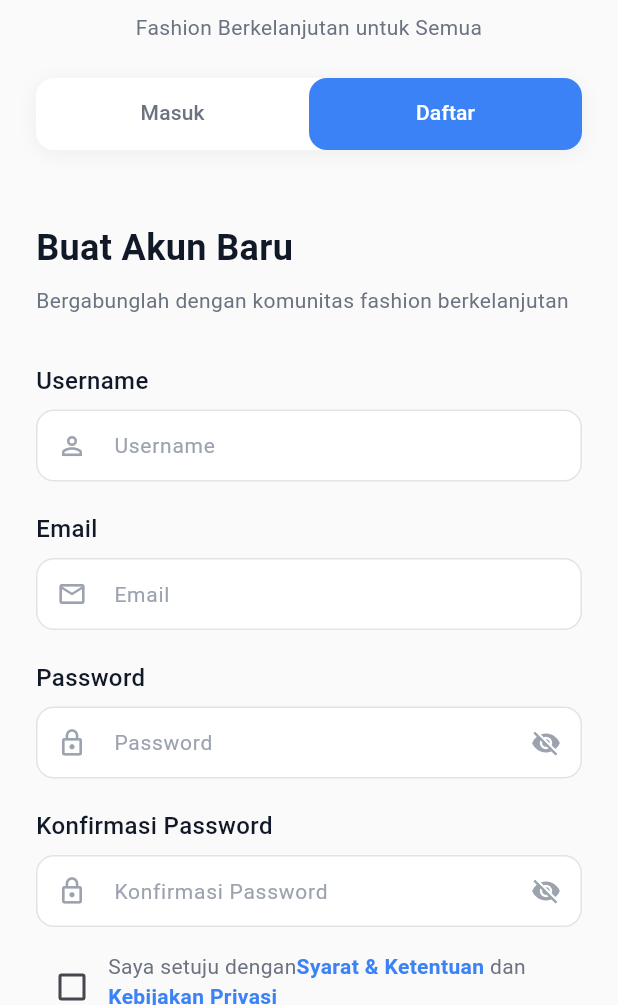
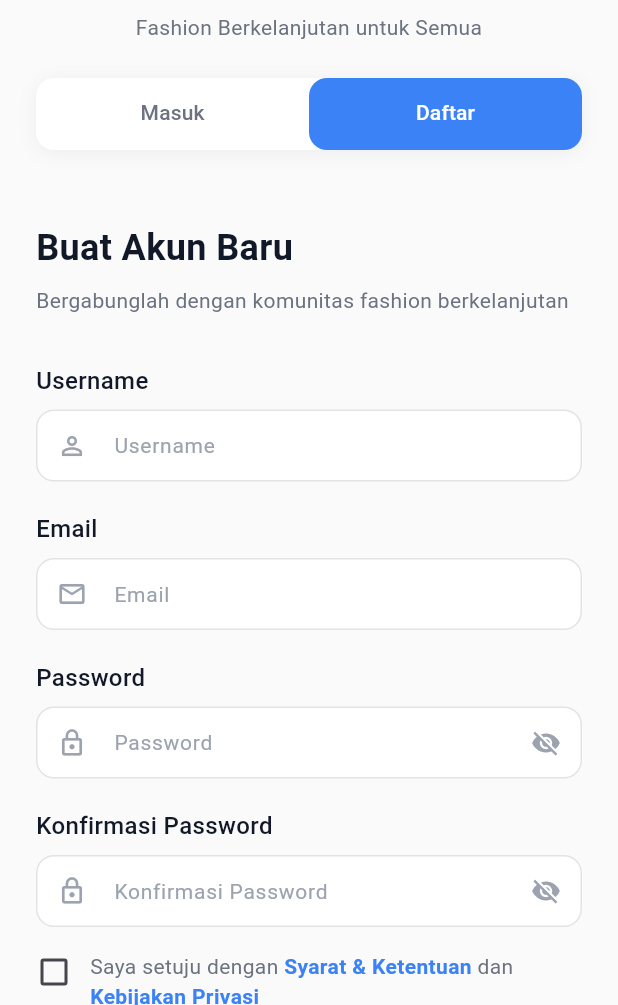
Before and after one commit to rezaluthfi/satu-lemari-app, a Flutter app: the screen it shows after launch, tab 2 chosen, on a phone screen of 412 x 824 dp, the part 231-1236 px from its top. Run offline on Flutter 3.47's test engine with Material 3 defaults, Android fonts, the phone set to English and light mode, and no system bars; our stand-ins replace bloc, cached_network_image, connectivity_plus, dartz, dio, equatable and 17 more; accounts and stored records are empty.

Commit message:
fix: google auth, directly navigate to home after login, adjust UI login & register form

```diff
--- a/lib/core/constants/app_strings.dart
+++ b/lib/core/constants/app_strings.dart
@@ -50,7 +50,7 @@ class AppStrings {
   static const String continueWithGoogle = 'Lanjutkan dengan Google';
   static const String continueWithApple = 'Lanjutkan dengan Apple';
   static const String rememberMe = 'Ingat saya';
-  static const String agreeToTerms = 'Saya setuju dengan';
+  static const String agreeToTerms = 'Saya setuju dengan ';
   static const String termsOfService = 'Syarat & Ketentuan';
   static const String and = ' dan ';
   static const String privacyPolicy = 'Kebijakan Privasi';
--- a/lib/features/auth/presentation/widgets/register_form.dart
+++ b/lib/features/auth/presentation/widgets/register_form.dart
@@ -147,15 +147,29 @@ class _RegisterFormState extends State<RegisterForm> {
                     value, _passwordController.text),
               ),
               const SizedBox(height: 16),
+
+              // FIXED: Checkbox dengan alignment manual yang presisi
               Row(
                 crossAxisAlignment: CrossAxisAlignment.start,
                 children: [
-                  Checkbox(
-                    value: _agreeToTerms,
-                    onChanged: (value) =>
-                        setState(() => _agreeToTerms = value ?? false),
-                    activeColor: AppColors.primary,
+                  // Checkbox dengan padding yang disesuaikan agar align dengan input field
+                  Padding(
+                    padding: const EdgeInsets.only(
+                        top: 2.0), // Sesuaikan vertikal alignment
+                    child: SizedBox(
+                      width: 24, // Lebar tetap untuk checkbox
+                      height: 24, // Tinggi tetap untuk checkbox
+                      child: Checkbox(
+                        value: _agreeToTerms,
+                        onChanged: (value) =>
+                            setState(() => _agreeToTerms = value ?? false),
+                        activeColor: AppColors.primary,
+                        materialTapTargetSize: MaterialTapTargetSize.shrinkWrap,
+                      ),
+                    ),
                   ),
+                  const SizedBox(width: 12), // Jarak antara checkbox dan text
+                  // Expanded text yang bisa di-tap
                   Expanded(
                     child: GestureDetector(
                       onTap: () =>
@@ -184,6 +198,7 @@ class _RegisterFormState extends State<RegisterForm> {
                   ),
                 ],
               ),
+
               const SizedBox(height: 24),
               BlocBuilder<AuthBloc, AuthState>(
                 builder: (context, state) {
```
Also changed, not shown: lib/features/auth/presentation/bloc/auth_bloc.dart (+11 -14 lines), lib/features/auth/presentation/pages/auth_page.dart (+16 -0 lines), lib/features/auth/presentation/widgets/login_form.dart (+10 -26 lines), 1 other file.
